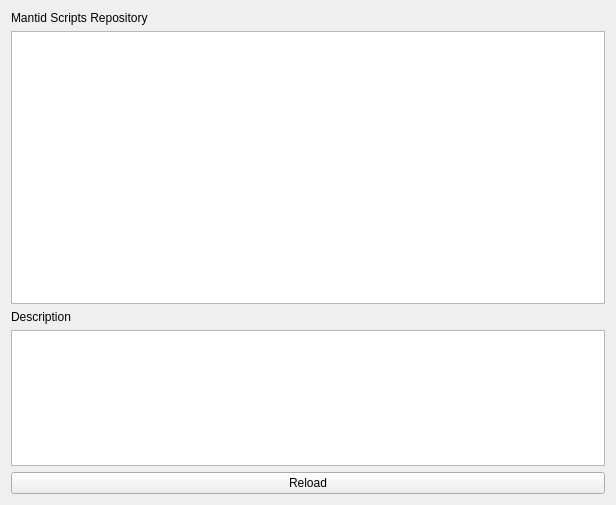
First picture: the form in Code/Mantid/MantidQt/API/inc/MantidQtAPI/ScriptRepositoryView.ui, repository mantidproject/mantid, before the edit.
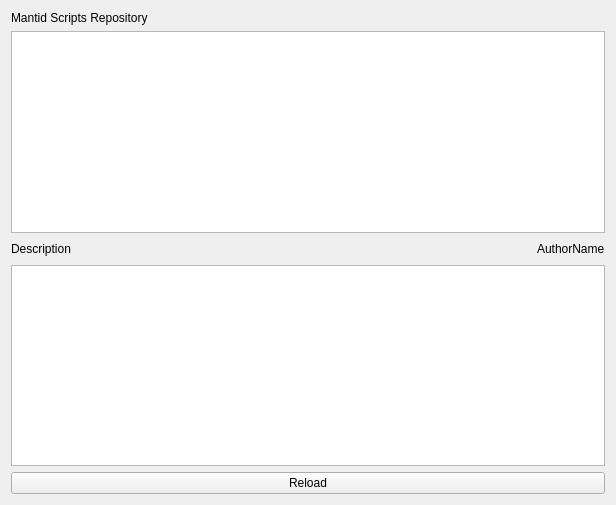
Second picture: the form after the edit. Custom widgets are drawn as their Qt base class.

Commit message:
Add support for author
re #6177

Diff of the .ui file:
```diff
--- a/Code/Mantid/MantidQt/API/inc/MantidQtAPI/ScriptRepositoryView.ui
+++ b/Code/Mantid/MantidQt/API/inc/MantidQtAPI/ScriptRepositoryView.ui
@@ -13,7 +13,7 @@
   <property name="windowTitle">
    <string>Script Repository</string>
   </property>
-  <layout class="QVBoxLayout" name="verticalLayout" stretch="0,2,0,1,0">
+  <layout class="QVBoxLayout" name="verticalLayout">
    <item>
     <widget class="QLabel" name="label">
      <property name="text">
@@ -25,11 +25,35 @@
     <widget class="MantidQt::API::RepoTreeView" name="repo_treeView"/>
    </item>
    <item>
+    <layout class="QHBoxLayout" name="horizontalLayout">
+     <item>
     <widget class="QLabel" name="desc_label">
      <property name="text">
       <string>Description</string>
      </property>
     </widget>
+     </item>
+     <item>
+      <spacer name="horizontalSpacer">
+       <property name="orientation">
+        <enum>Qt::Horizontal</enum>
+       </property>
+       <property name="sizeHint" stdset="0">
+        <size>
+         <width>228</width>
+         <height>20</height>
+        </size>
+       </property>
+      </spacer>
+     </item>
+     <item>
+      <widget class="QLabel" name="authorNameLabel">
+       <property name="text">
+        <string>AuthorName</string>
+       </property>
+      </widget>
+     </item>
+    </layout>
    </item>
    <item>
     <widget class="QTextBrowser" name="desc_textBrowser"/>
```
Lines whose indentation alone changed are shown as unchanged. The commit also changes 3 other files.
